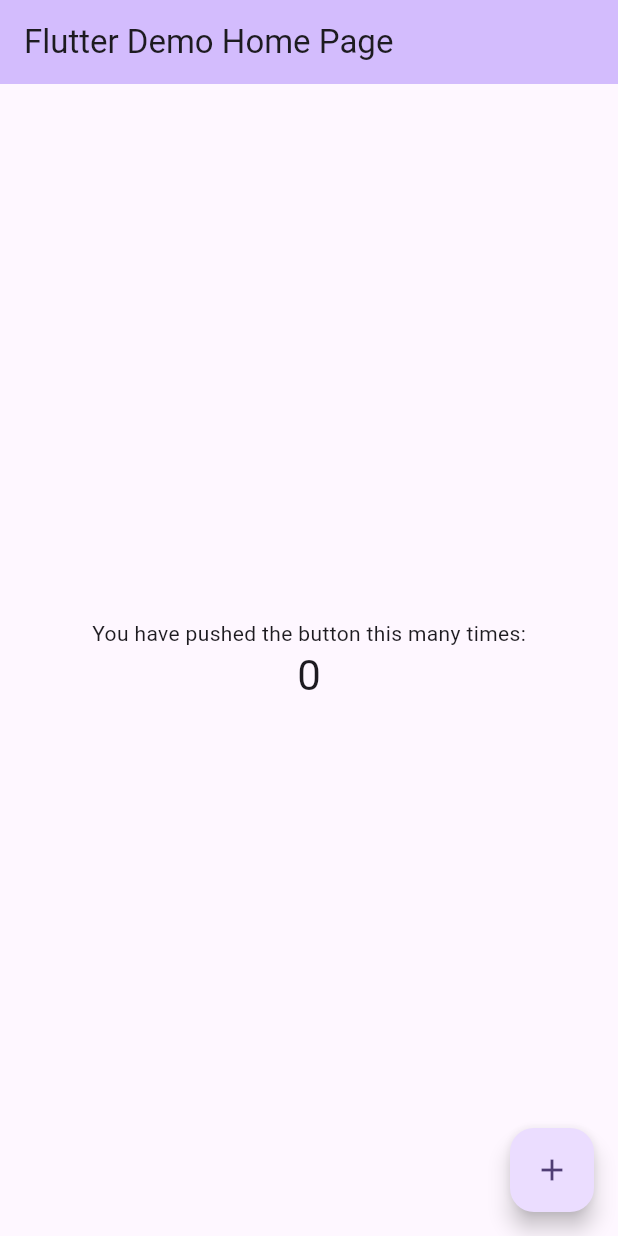
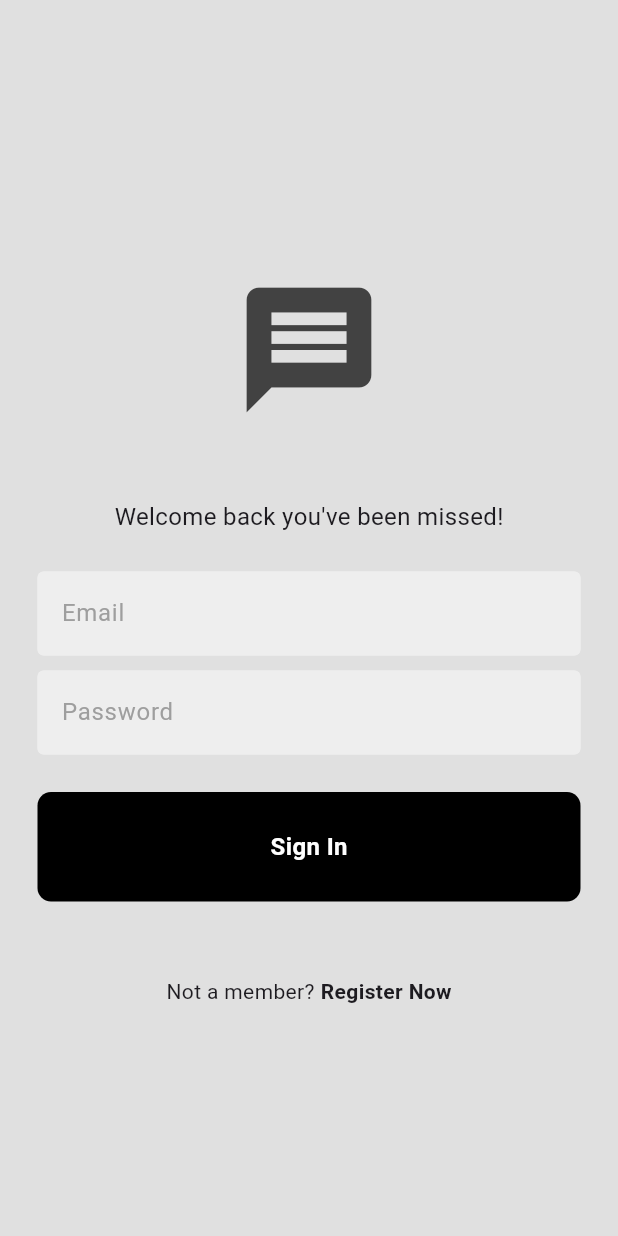
Before and after one commit to supriya-kulkarni-2004/ChatApp-Flutter-x-Firebase, a Flutter app: the screen it shows after launch, on a phone screen of 412 x 824 dp. Run offline on Flutter 3.47's test engine with Material 3 defaults, Android fonts, the phone set to English and light mode, and no system bars.

Commit message:
completed login page

```diff
--- /dev/null
+++ b/lib/components/my_button.dart
@@ -0,0 +1,29 @@
+import 'package:flutter/material.dart';
+
+class MyButton extends StatelessWidget {
+  final void Function()? onTap;
+  final String text;
+  const MyButton({
+    Key? key,
+    required this.onTap,
+    required this.text,
+  }) : super(key: key);
+  @override
+  Widget build(BuildContext context) {
+    return GestureDetector(
+      onTap: onTap,
+      child: Container(
+        padding: const EdgeInsets.all(25),
+        decoration: BoxDecoration(
+            color: Colors.black, borderRadius: BorderRadius.circular(9)),
+        child: Center(
+          child: Text(
+            text,
+            style: const TextStyle(
+                color: Colors.white, fontWeight: FontWeight.bold, fontSize: 16),
+          ),
+        ),
+      ),
+    );
+  }
+}
--- /dev/null
+++ b/lib/components/my_text_field.dart
@@ -0,0 +1,30 @@
+import 'package:flutter/material.dart';
+
+class MyTextField extends StatelessWidget {
+  final TextEditingController controller;
+  final String hintText;
+  final bool obscureText;
+  const MyTextField(
+      {super.key,
+      required this.controller,
+      required this.hintText,
+      required this.obscureText});
+  @override
+  Widget build(BuildContext context) {
+    return TextField(
+      controller: controller,
+      obscureText: obscureText,
+      decoration: InputDecoration(
+          enabledBorder: OutlineInputBorder(
+            borderSide: BorderSide(color: Colors.grey.shade200),
+          ),
+          focusedBorder: OutlineInputBorder(
+            borderSide: BorderSide(color: Colors.white),
+          ),
+          fillColor: Colors.grey[200],
+          filled: true,
+          hintText: hintText,
+          hintStyle: const TextStyle(color: Colors.grey)),
+    );
+  }
+}
--- a/lib/main.dart
+++ b/lib/main.dart
@@ -1,3 +1,4 @@
+import 'package:chatapp/pages/login_page.dart';
 import 'package:flutter/material.dart';
 
 void main() {
@@ -5,121 +6,12 @@ void main() {
 }
 
 class MyApp extends StatelessWidget {
-  const MyApp({super.key});
-
-  // This widget is the root of your application.
+  const MyApp({Key? key}) : super(key: key);
   @override
   Widget build(BuildContext context) {
     return MaterialApp(
-      title: 'Flutter Demo',
-      theme: ThemeData(
-        // This is the theme of your application.
-        //
-        // TRY THIS: Try running your application with "flutter run". You'll see
-        // the application has a purple toolbar. Then, without quitting the app,
-        // try changing the seedColor in the colorScheme below to Colors.green
-        // and then invoke "hot reload" (save your changes or press the "hot
-        // reload" button in a Flutter-supported IDE, or press "r" if you used
-        // the command line to start the app).
-        //
-        // Notice that the counter didn't reset back to zero; the application
-        // state is not lost during the reload. To reset the state, use hot
-        // restart instead.
-        //
-        // This works for code too, not just values: Most code changes can be
-        // tested with just a hot reload.
-        colorScheme: ColorScheme.fromSeed(seedColor: Colors.deepPurple),
-        useMaterial3: true,
-      ),
-      home: const MyHomePage(title: 'Flutter Demo Home Page'),
+      debugShowCheckedModeBanner: false,
+      home: LoginPage(),
     );
   }
 }
-
-class MyHomePage extends StatefulWidget {
-  const MyHomePage({super.key, required this.title});
-
-  // This widget is the home page of your application. It is stateful, meaning
-  // that it has a State object (defined below) that contains fields that affect
-  // how it looks.
-
-  // This class is the configuration for the state. It holds the values (in this
-  // case the title) provided by the parent (in this case the App widget) and
-  // used by the build method of the State. Fields in a Widget subclass are
-  // always marked "final".
-
-  final String title;
-
-  @override
-  State<MyHomePage> createState() => _MyHomePageState();
-}
-
-class _MyHomePageState extends State<MyHomePage> {
-  int _counter = 0;
-
-  void _incrementCounter() {
-    setState(() {
-      // This call to setState tells the Flutter framework that something has
-      // changed in this State, which causes it to rerun the build method below
-      // so that the display can reflect the updated values. If we changed
-      // _counter without calling setState(), then the build method would not be
-      // called again, and so nothing would appear to happen.
-      _counter++;
-    });
-  }
-
-  @override
-  Widget build(BuildContext context) {
-    // This method is rerun every time setState is called, for instance as done
-    // by the _incrementCounter method above.
-    //
-    // The Flutter framework has been optimized to make rerunning build methods
-    // fast, so that you can just rebuild anything that needs updating rather
-    // than having to individually change instances of widgets.
-    return Scaffold(
-      appBar: AppBar(
-        // TRY THIS: Try changing the color here to a specific color (to
-        // Colors.amber, perhaps?) and trigger a hot reload to see the AppBar
-        // change color while the other colors stay the same.
-        backgroundColor: Theme.of(context).colorScheme.inversePrimary,
-        // Here we take the value from the MyHomePage object that was created by
-        // the App.build method, and use it to set our appbar title.
-        title: Text(widget.title),
-      ),
-      body: Center(
-        // Center is a layout widget. It takes a single child and positions it
-        // in the middle of the parent.
-        child: Column(
-          // Column is also a layout widget. It takes a list of children and
-          // arranges them vertically. By default, it sizes itself to fit its
-          // children horizontally, and tries to be as tall as its parent.
-          //
-          // Column has various properties to control how it sizes itself and
-          // how it positions its children. Here we use mainAxisAlignment to
-          // center the children vertically; the main axis here is the vertical
-          // axis because Columns are vertical (the cross axis would be
-          // horizontal).
-          //
-          // TRY THIS: Invoke "debug painting" (choose the "Toggle Debug Paint"
-          // action in the IDE, or press "p" in the console), to see the
-          // wireframe for each widget.
-          mainAxisAlignment: MainAxisAlignment.center,
-          children: <Widget>[
-            const Text(
-              'You have pushed the button this many times:',
-            ),
-            Text(
-              '$_counter',
-              style: Theme.of(context).textTheme.headlineMedium,
-            ),
-          ],
-        ),
-      ),
-      floatingActionButton: FloatingActionButton(
-        onPressed: _incrementCounter,
-        tooltip: 'Increment',
-        child: const Icon(Icons.add),
-      ), // This trailing comma makes auto-formatting nicer for build methods.
-    );
-  }
-}
--- /dev/null
+++ b/lib/pages/login_page.dart
@@ -0,0 +1,97 @@
+import 'package:chatapp/components/my_button.dart';
+import 'package:chatapp/components/my_text_field.dart';
+import 'package:flutter/material.dart';
+
+class LoginPage extends StatefulWidget {
+  const LoginPage({Key? key}) : super(key: key);
+
+  @override
+  State<LoginPage> createState() => _MyWidgetState();
+}
+
+class _MyWidgetState extends State<LoginPage> {
+  //text controller
+  final emailController = TextEditingController();
+  final passwordController = TextEditingController();
+
+  @override
+  Widget build(BuildContext context) {
+    return Scaffold(
+      backgroundColor: Colors.grey[300],
+      body: SafeArea(
+        child: Center(
+          child: Padding(
+            padding: const EdgeInsets.symmetric(horizontal: 25.0),
+            child: Column(
+              mainAxisAlignment: MainAxisAlignment.center,
+              children: [
+                const SizedBox(
+                  height: 30,
+                ),
+
+                //logo
+                Icon(
+                  Icons.message,
+                  size: 100,
+                  color: Colors.grey[800],
+                ),
+                const SizedBox(
+                  height: 50,
+                ),
+
+                //welcome back   message
+                const Text(
+                  "Welcome back you've been missed!",
+                  style: TextStyle(fontSize: 16),
+                ),
+                const SizedBox(
+                  height: 25,
+                ),
+
+                //email textfield
+                MyTextField(
+                    controller: emailController,
+                    hintText: 'Email',
+                    obscureText: false),
+
+                const SizedBox(
+                  height: 10,
+                ),
+
+                //password textfield
+                MyTextField(
+                    controller: passwordController,
+                    hintText: 'Password',
+                    obscureText: true),
+
+                const SizedBox(
+                  height: 25,
+                ),
+
+                //sigin in button
+                MyButton(onTap: () {}, text: "Sign In"),
+
+                const SizedBox(
+                  height: 50,
+                ),
+
+                //not a member? registernow
+                const Row(
+                  mainAxisAlignment: MainAxisAlignment.center,
+                  children: [
+                    Text("Not a member?"),
+                    SizedBox(width: 4),
+                    Text(
+                      "Register Now",
+                      style: TextStyle(fontWeight: FontWeight.bold),
+                    )
+                  ],
+                )
+              ],
+            ),
+          ),
+        ),
+      ),
+    );
+  }
+}
--- a/pubspec.yaml
+++ b/pubspec.yaml
@@ -45,7 +45,7 @@ dev_dependencies:
   # activated in the `analysis_options.yaml` file located at the root of your
   # package. See that file for information about deactivating specific lint
   # rules and activating additional ones.
-  flutter_lints: ^2.0.0
+  flutter_lints: ^3.0.1
 
 # For information on the generic Dart part of this file, see the
 # following page: https://dart.dev/tools/pub/pubspec
```
Also changed, not shown: pubspec.lock.
